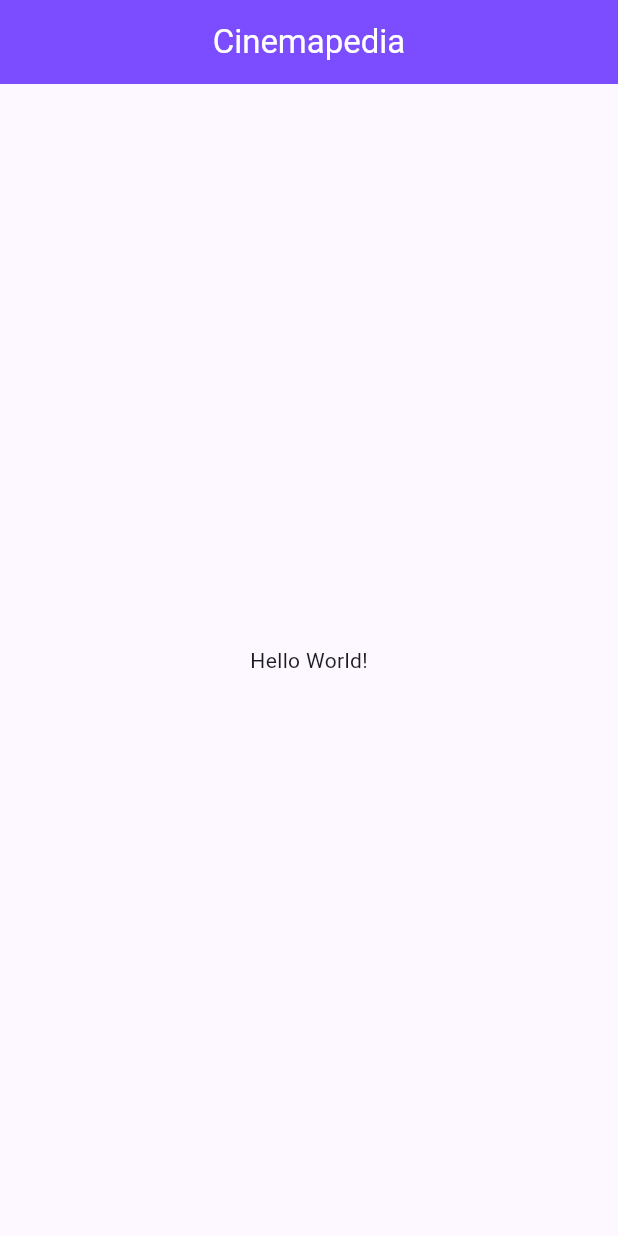
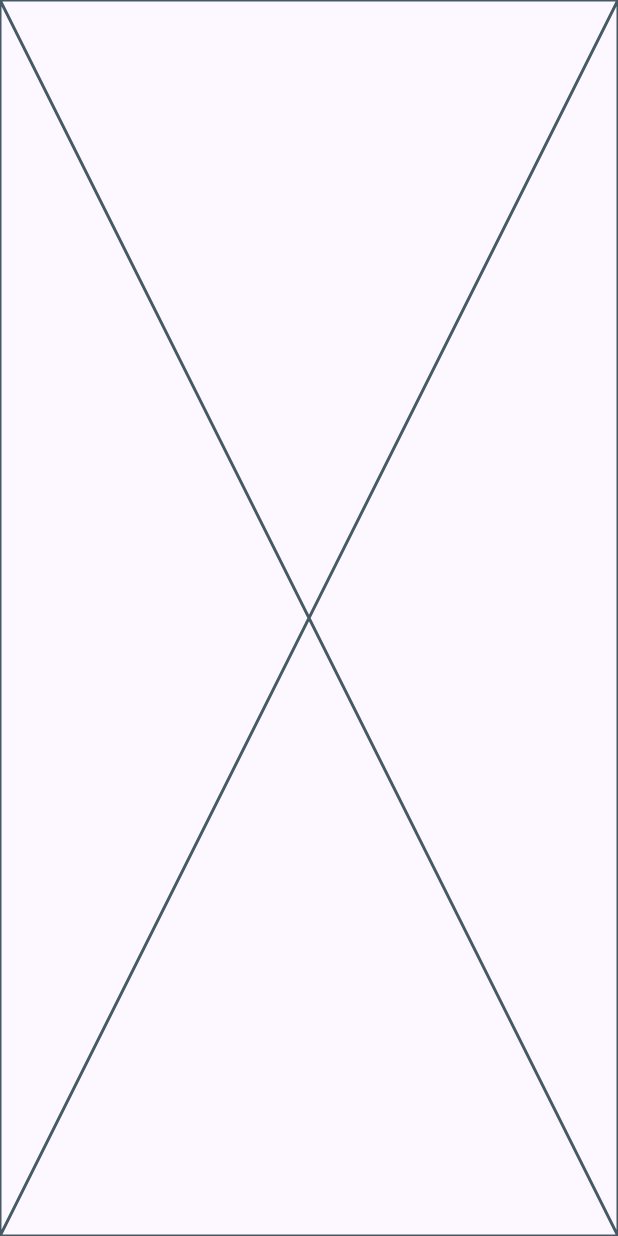
Before and after one commit to yunierab/cinemapedia_app, a Flutter app: the screen it shows after launch, on a phone screen of 412 x 824 dp. Run offline on Flutter 3.47's test engine with Material 3 defaults, Android fonts, the light colour scheme and no system bars; our stand-ins replace go_router.

```diff
--- a/lib/config/router/app_router.dart
+++ b/lib/config/router/app_router.dart
@@ -1,6 +1,12 @@
-import 'package:cinemapedia/main.dart';
+import 'package:cinemapedia/presentation/screens/movies/home_screen.dart';
 import 'package:go_router/go_router.dart';
 
 final appRouter = GoRouter(
-  routes: [GoRoute(path: '/', builder: (context, state) => MainApp())],
+  routes: [
+    GoRoute(
+      path: '/',
+      name: HomeScreen.name,
+      builder: (context, state) => HomeScreen(),
+    ),
+  ],
 );
--- a/lib/config/theme/app_theme.dart
+++ b/lib/config/theme/app_theme.dart
@@ -10,6 +10,7 @@ class AppTheme {
       appBarTheme: AppBarTheme(
         centerTitle: true,
         backgroundColor: Colors.deepPurpleAccent,
+        foregroundColor: Colors.white,
       ), //esto controla todos los appBar de mi aplicacion
     );
   }
--- a/lib/main.dart
+++ b/lib/main.dart
@@ -1,3 +1,4 @@
+import 'package:cinemapedia/config/router/app_router.dart';
 import 'package:cinemapedia/config/theme/app_theme.dart';
 import 'package:flutter/material.dart';
 
@@ -10,16 +11,10 @@ class MainApp extends StatelessWidget {
 
   @override
   Widget build(BuildContext context) {
-    return MaterialApp(
+    return MaterialApp.router(
       debugShowCheckedModeBanner: false,
       theme: AppTheme().getTheme(),
-      home: Scaffold(
-        appBar: AppBar(
-          title: const Text('Cinemapedia'),
-          foregroundColor: Colors.white,
-        ),
-        body: Center(child: Text('Hello World!')),
-      ),
+      routerConfig: appRouter,
     );
   }
 }
--- /dev/null
+++ b/lib/presentation/screens/movies/home_screen.dart
@@ -0,0 +1,14 @@
+import 'package:flutter/material.dart';
+
+class HomeScreen extends StatelessWidget {
+  static const String name = 'home-screen';
+  const HomeScreen({super.key});
+
+  @override
+  Widget build(BuildContext context) {
+    return Scaffold(
+      //appBar: AppBar(title: const Text('Cinemapedia')),
+      body: Placeholder(),
+    );
+  }
+}
```
Also changed, not shown: lib/domain/entities/movie.dart (added, +33 -0 lines).
